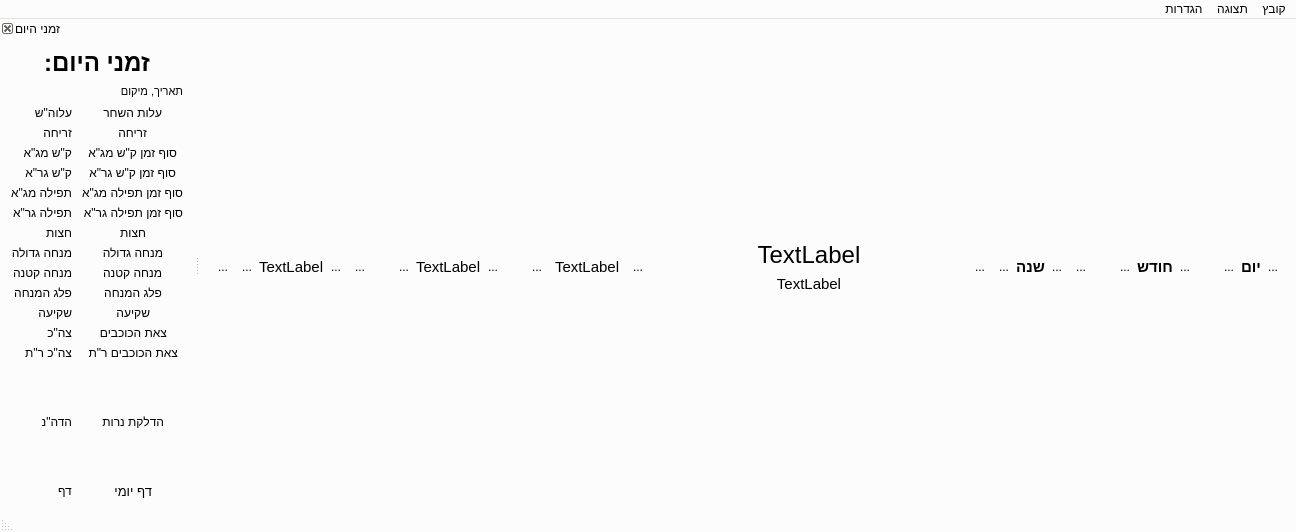
Old version of the form mainwindow.ui in the repository MosheWagner/luach.
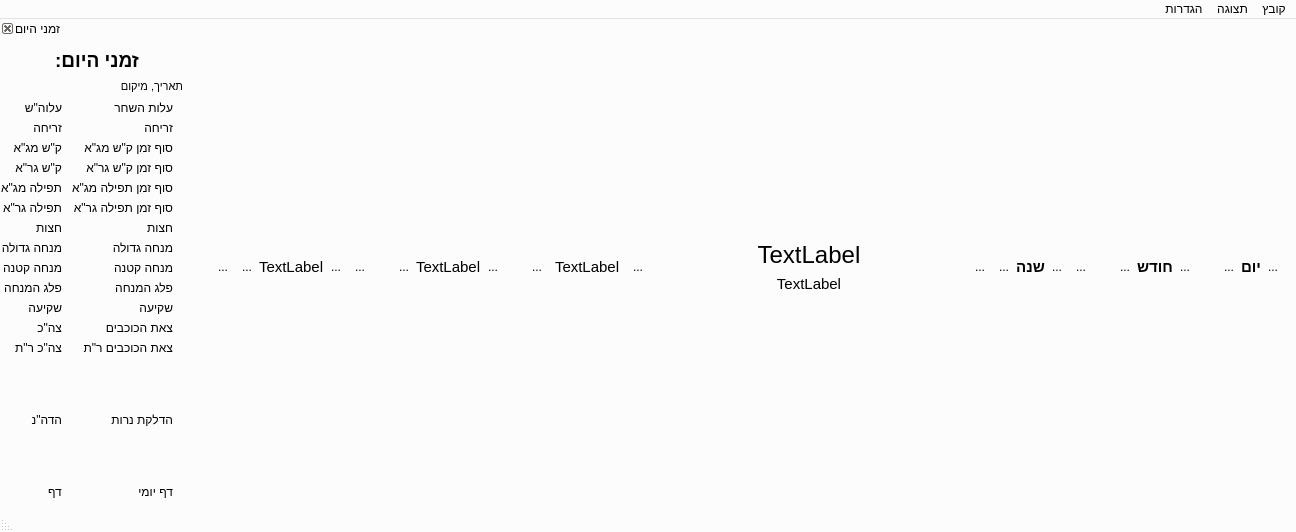
New version of the form. Icons and pictures are not drawn.

Diff of the .ui file:
```diff
--- a/mainwindow.ui
+++ b/mainwindow.ui
@@ -1044,6 +1044,12 @@
   </widget>
   <widget class="QStatusBar" name="statusBar"/>
   <widget class="QDockWidget" name="dockWidget">
+   <property name="sizePolicy">
+    <sizepolicy hsizetype="Maximum" vsizetype="Preferred">
+     <horstretch>0</horstretch>
+     <verstretch>0</verstretch>
+    </sizepolicy>
+   </property>
    <property name="layoutDirection">
     <enum>Qt::RightToLeft</enum>
    </property>
@@ -1060,6 +1066,12 @@
     <number>1</number>
    </attribute>
    <widget class="QWidget" name="dockWidgetContents">
+    <property name="sizePolicy">
+     <sizepolicy hsizetype="Maximum" vsizetype="Preferred">
+      <horstretch>0</horstretch>
+      <verstretch>0</verstretch>
+     </sizepolicy>
+    </property>
     <layout class="QVBoxLayout" name="verticalLayout_3">
      <property name="spacing">
       <number>8</number>
@@ -1068,7 +1080,7 @@
       <widget class="QLabel" name="label_4">
        <property name="font">
         <font>
-         <pointsize>18</pointsize>
+         <pointsize>14</pointsize>
          <weight>75</weight>
          <bold>true</bold>
         </font>
@@ -1096,10 +1108,13 @@
      <item>
       <layout class="QFormLayout" name="formLayout_3">
        <property name="fieldGrowthPolicy">
-        <enum>QFormLayout::ExpandingFieldsGrow</enum>
+        <enum>QFormLayout::FieldsStayAtSizeHint</enum>
        </property>
        <property name="labelAlignment">
-        <set>Qt::AlignCenter</set>
+        <set>Qt::AlignLeading|Qt::AlignLeft|Qt::AlignVCenter</set>
+       </property>
+       <property name="formAlignment">
+        <set>Qt::AlignRight|Qt::AlignTop|Qt::AlignTrailing</set>
        </property>
        <property name="horizontalSpacing">
         <number>10</number>
@@ -1118,6 +1133,13 @@
            <verstretch>0</verstretch>
           </sizepolicy>
          </property>
+         <property name="font">
+          <font>
+           <pointsize>9</pointsize>
+           <weight>50</weight>
+           <bold>false</bold>
+          </font>
+         </property>
          <property name="layoutDirection">
           <enum>Qt::RightToLeft</enum>
          </property>
@@ -1140,6 +1162,13 @@
            <verstretch>0</verstretch>
           </sizepolicy>
          </property>
+         <property name="font">
+          <font>
+           <pointsize>9</pointsize>
+           <weight>50</weight>
+           <bold>false</bold>
+          </font>
+         </property>
          <property name="layoutDirection">
           <enum>Qt::RightToLeft</enum>
          </property>
@@ -1162,6 +1191,13 @@
            <verstretch>0</verstretch>
           </sizepolicy>
          </property>
+         <property name="font">
+          <font>
+           <pointsize>9</pointsize>
+           <weight>50</weight>
+           <bold>false</bold>
+          </font>
+         </property>
          <property name="layoutDirection">
           <enum>Qt::RightToLeft</enum>
          </property>
@@ -1184,6 +1220,13 @@
            <verstretch>0</verstretch>
           </sizepolicy>
          </property>
+         <property name="font">
+          <font>
+           <pointsize>9</pointsize>
+           <weight>50</weight>
+           <bold>false</bold>
+          </font>
+         </property>
          <property name="layoutDirection">
           <enum>Qt::RightToLeft</enum>
          </property>
@@ -1209,6 +1252,13 @@
            <verstretch>0</verstretch>
           </sizepolicy>
          </property>
+         <property name="font">
+          <font>
+           <pointsize>9</pointsize>
+           <weight>50</weight>
+           <bold>false</bold>
+          </font>
+         </property>
          <property name="layoutDirection">
           <enum>Qt::RightToLeft</enum>
          </property>
@@ -1231,6 +1281,13 @@
            <verstretch>0</verstretch>
           </sizepolicy>
          </property>
+         <property name="font">
+          <font>
+           <pointsize>9</pointsize>
+           <weight>50</weight>
+           <bold>false</bold>
+          </font>
+         </property>
          <property name="layoutDirection">
           <enum>Qt::RightToLeft</enum>
          </property>
@@ -1253,6 +1310,13 @@
            <verstretch>0</verstretch>
           </sizepolicy>
          </property>
+         <property name="font">
+          <font>
+           <pointsize>9</pointsize>
+           <weight>50</weight>
+           <bold>false</bold>
+          </font>
+         </property>
          <property name="layoutDirection">
           <enum>Qt::RightToLeft</enum>
          </property>
@@ -1275,6 +1339,13 @@
            <verstretch>0</verstretch>
           </sizepolicy>
          </property>
+         <property name="font">
+          <font>
+           <pointsize>9</pointsize>
+           <weight>50</weight>
+           <bold>false</bold>
+          </font>
+         </property>
          <property name="layoutDirection">
           <enum>Qt::RightToLeft</enum>
          </property>
@@ -1297,6 +1368,13 @@
            <verstretch>0</verstretch>
           </sizepolicy>
          </property>
+         <property name="font">
+          <font>
+           <pointsize>9</pointsize>
+           <weight>50</weight>
+           <bold>false</bold>
+          </font>
+         </property>
          <property name="layoutDirection">
           <enum>Qt::RightToLeft</enum>
          </property>
@@ -1319,6 +1397,13 @@
            <verstretch>0</verstretch>
           </sizepolicy>
          </property>
+         <property name="font">
+          <font>
+           <pointsize>9</pointsize>
+           <weight>50</weight>
+           <bold>false</bold>
+          </font>
+         </property>
          <property name="layoutDirection">
           <enum>Qt::RightToLeft</enum>
          </property>
@@ -1341,6 +1426,13 @@
            <verstretch>0</verstretch>
           </sizepolicy>
          </property>
+         <property name="font">
+          <font>
+           <pointsize>9</pointsize>
+           <weight>50</weight>
+           <bold>false</bold>
+          </font>
+         </property>
          <property name="layoutDirection">
           <enum>Qt::RightToLeft</enum>
          </property>
@@ -1363,6 +1455,13 @@
            <verstretch>0</verstretch>
           </sizepolicy>
          </property>
+         <property name="font">
+          <font>
+           <pointsize>9</pointsize>
+           <weight>50</weight>
+           <bold>false</bold>
+          </font>
+         </property>
          <property name="layoutDirection">
           <enum>Qt::RightToLeft</enum>
          </property>
@@ -1385,6 +1484,13 @@
            <verstretch>0</verstretch>
           </sizepolicy>
          </property>
+         <property name="font">
+          <font>
+           <pointsize>9</pointsize>
+           <weight>50</weight>
+           <bold>false</bold>
+          </font>
+         </property>
          <property name="layoutDirection">
           <enum>Qt::RightToLeft</enum>
          </property>
@@ -1407,6 +1513,13 @@
            <verstretch>0</verstretch>
           </sizepolicy>
          </property>
+         <property name="font">
+          <font>
+           <pointsize>9</pointsize>
+           <weight>50</weight>
+           <bold>false</bold>
+          </font>
+         </property>
          <property name="layoutDirection">
           <enum>Qt::RightToLeft</enum>
          </property>
@@ -1429,6 +1542,13 @@
            <verstretch>0</verstretch>
           </sizepolicy>
          </property>
+         <property name="font">
+          <font>
+           <pointsize>9</pointsize>
+           <weight>50</weight>
+           <bold>false</bold>
+          </font>
+         </property>
          <property name="layoutDirection">
           <enum>Qt::RightToLeft</enum>
          </property>
@@ -1451,6 +1571,13 @@
            <verstretch>0</verstretch>
           </sizepolicy>
          </property>
+         <property name="font">
+          <font>
+           <pointsize>9</pointsize>
+           <weight>50</weight>
+           <bold>false</bold>
+          </font>
+         </property>
          <property name="layoutDirection">
           <enum>Qt::RightToLeft</enum>
          </property>
@@ -1473,6 +1600,13 @@
            <verstretch>0</verstretch>
           </sizepolicy>
          </property>
+         <property name="font">
+          <font>
+           <pointsize>9</pointsize>
+           <weight>50</weight>
+           <bold>false</bold>
+          </font>
+         </property>
          <property name="layoutDirection">
           <enum>Qt::RightToLeft</enum>
          </property>
@@ -1495,6 +1629,13 @@
            <verstretch>0</verstretch>
           </sizepolicy>
          </property>
+         <property name="font">
+          <font>
+           <pointsize>9</pointsize>
+           <weight>50</weight>
+           <bold>false</bold>
+          </font>
+         </property>
          <property name="layoutDirection">
           <enum>Qt::RightToLeft</enum>
          </property>
@@ -1517,6 +1658,13 @@
            <verstretch>0</verstretch>
           </sizepolicy>
          </property>
+         <property name="font">
+          <font>
+           <pointsize>9</pointsize>
+           <weight>50</weight>
+           <bold>false</bold>
+          </font>
+         </property>
          <property name="layoutDirection">
           <enum>Qt::RightToLeft</enum>
          </property>
@@ -1539,6 +1687,13 @@
            <verstretch>0</verstretch>
           </sizepolicy>
          </property>
+         <property name="font">
+          <font>
+           <pointsize>9</pointsize>
+           <weight>50</weight>
+           <bold>false</bold>
+          </font>
+         </property>
          <property name="layoutDirection">
           <enum>Qt::RightToLeft</enum>
          </property>
@@ -1561,6 +1716,13 @@
            <verstretch>0</verstretch>
           </sizepolicy>
          </property>
+         <property name="font">
+          <font>
+           <pointsize>9</pointsize>
+           <weight>50</weight>
+           <bold>false</bold>
+          </font>
+         </property>
          <property name="layoutDirection">
           <enum>Qt::RightToLeft</enum>
          </property>
@@ -1583,6 +1745,13 @@
            <verstretch>0</verstretch>
           </sizepolicy>
          </property>
+         <property name="font">
+          <font>
+           <pointsize>9</pointsize>
+           <weight>50</weight>
+           <bold>false</bold>
+          </font>
+         </property>
          <property name="layoutDirection">
           <enum>Qt::RightToLeft</enum>
          </property>
@@ -1605,6 +1774,13 @@
            <verstretch>0</verstretch>
           </sizepolicy>
          </property>
+         <property name="font">
+          <font>
+           <pointsize>9</pointsize>
+           <weight>50</weight>
+           <bold>false</bold>
+          </font>
+         </property>
          <property name="layoutDirection">
           <enum>Qt::RightToLeft</enum>
          </property>
@@ -1627,6 +1803,13 @@
            <verstretch>0</verstretch>
           </sizepolicy>
          </property>
+         <property name="font">
+          <font>
+           <pointsize>9</pointsize>
+           <weight>50</weight>
+           <bold>false</bold>
+          </font>
+         </property>
          <property name="layoutDirection">
           <enum>Qt::RightToLeft</enum>
          </property>
@@ -1649,6 +1832,13 @@
            <verstretch>0</verstretch>
           </sizepolicy>
          </property>
+         <property name="font">
+          <font>
+           <pointsize>9</pointsize>
+           <weight>50</weight>
+           <bold>false</bold>
+          </font>
+         </property>
          <property name="layoutDirection">
           <enum>Qt::RightToLeft</enum>
          </property>
@@ -1671,6 +1861,13 @@
            <verstretch>0</verstretch>
           </sizepolicy>
          </property>
+         <property name="font">
+          <font>
+           <pointsize>9</pointsize>
+           <weight>50</weight>
+           <bold>false</bold>
+          </font>
+         </property>
          <property name="layoutDirection">
           <enum>Qt::RightToLeft</enum>
          </property>
@@ -1700,6 +1897,13 @@
        </item>
        <item row="14" column="0">
         <widget class="QLabel" name="clllbllbl">
+         <property name="font">
+          <font>
+           <pointsize>9</pointsize>
+           <weight>50</weight>
+           <bold>false</bold>
+          </font>
+         </property>
          <property name="text">
           <string>הדלקת נרות</string>
          </property>
@@ -1707,6 +1911,13 @@
        </item>
        <item row="14" column="1">
         <widget class="QLabel" name="candellightinglbl">
+         <property name="font">
+          <font>
+           <pointsize>9</pointsize>
+           <weight>50</weight>
+           <bold>false</bold>
+          </font>
+         </property>
          <property name="text">
           <string>הדה&quot;נ</string>
          </property>
@@ -1732,7 +1943,9 @@
         <widget class="QLabel" name="dafyomislbllbl">
          <property name="font">
           <font>
-           <pointsize>10</pointsize>
+           <pointsize>9</pointsize>
+           <weight>50</weight>
+           <bold>false</bold>
           </font>
          </property>
          <property name="text">
@@ -1748,6 +1961,8 @@
          <property name="font">
           <font>
            <pointsize>9</pointsize>
+           <weight>50</weight>
+           <bold>false</bold>
           </font>
          </property>
          <property name="frameShape">
```
